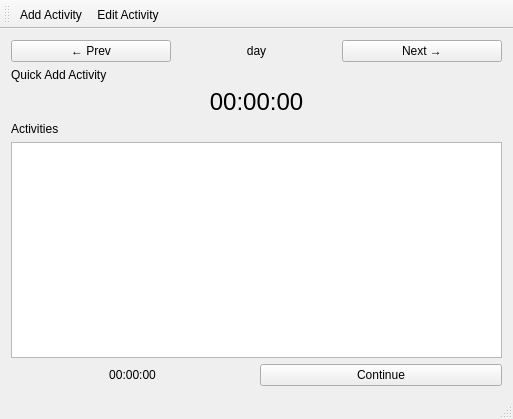
Old version of the form src/TimeTracker/mainwindow.ui in the repository miere43/jatt.
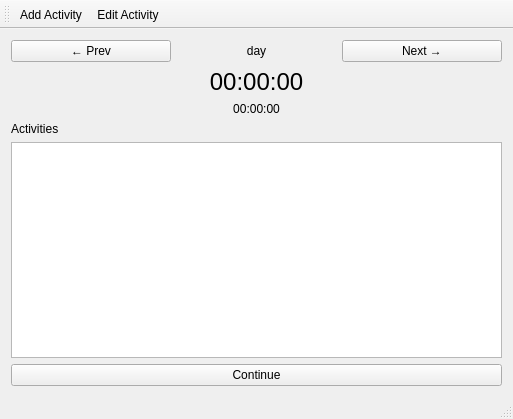
New version of the form.

What changed in the file:
```diff
--- a/src/TimeTracker/mainwindow.ui
+++ b/src/TimeTracker/mainwindow.ui
@@ -58,16 +58,6 @@
       </item>
      </layout>
     </item>
-    <item>
-     <widget class="QLabel" name="label">
-      <property name="styleSheet">
-       <string>#timePeriodTotalTimeLabel { font-size: 18pt; }</string>
-      </property>
-      <property name="text">
-       <string>Quick Add Activity</string>
-      </property>
-     </widget>
-    </item>
     <item>
      <layout class="QHBoxLayout" name="quickActivityLayout">
       <property name="sizeConstraint">
@@ -88,6 +78,19 @@
       </property>
      </widget>
     </item>
+    <item>
+     <widget class="QLabel" name="activityDurationLabel">
+      <property name="styleSheet">
+       <string>#timePeriodTotalTimeLabel { font-size: 18pt; }</string>
+      </property>
+      <property name="text">
+       <string>00:00:00</string>
+      </property>
+      <property name="alignment">
+       <set>Qt::AlignCenter</set>
+      </property>
+     </widget>
+    </item>
     <item>
      <widget class="QLabel" name="activityLabel">
       <property name="styleSheet">
@@ -107,19 +110,6 @@
     </item>
     <item>
      <layout class="QHBoxLayout" name="horizontalLayout">
-      <item>
-       <widget class="QLabel" name="activityDurationLabel">
-        <property name="styleSheet">
-         <string>#timePeriodTotalTimeLabel { font-size: 18pt; }</string>
-        </property>
-        <property name="text">
-         <string>00:00:00</string>
-        </property>
-        <property name="alignment">
-         <set>Qt::AlignCenter</set>
-        </property>
-       </widget>
-      </item>
       <item>
        <widget class="QPushButton" name="startActivityButton">
         <property name="styleSheet">
```
